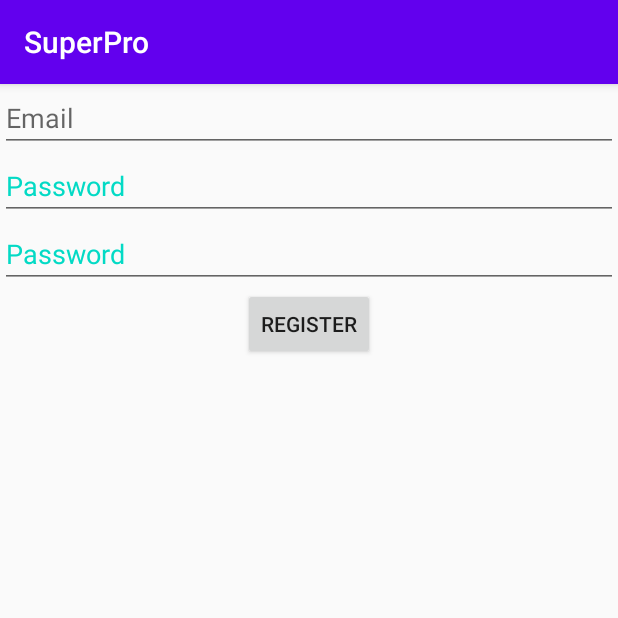
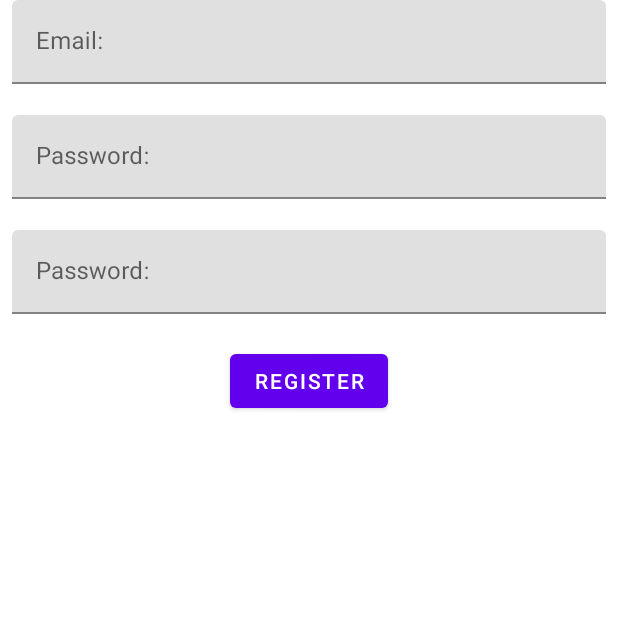
Before and after one commit to ernestkoko/SuperProApp, an Android app: the RegisterFragment screen opened through its navigation route, on a phone screen of 412 x 824 dp, the top half of it. Run offline under Robolectric (Android 15) with nearby library versions, the phone set to English and light mode, and no system bars; our stand-ins replace Firebase (no records; nobody signed in at launch, a user with empty details on screens opened directly), data binding.

Commit message:
Added Material design component

```diff
--- a/app/build.gradle
+++ b/app/build.gradle
@@ -50,5 +50,7 @@ dependencies {
     // Add the dependencies for any other Firebase products you want to use in your app
     // For example, to also use Firebase Authentication
     implementation 'com.google.firebase:firebase-auth:19.3.2'
+    // Material design
+    implementation "com.google.android.material:material:$rootProject.materialVersion"
 
 }
--- a/app/src/main/java/ernestkoko/superpro/app/login/LoginFragment.kt
+++ b/app/src/main/java/ernestkoko/superpro/app/login/LoginFragment.kt
@@ -65,6 +65,8 @@ class LoginFragment : Fragment() {
         viewModel.isCheckEmailAndPassword.observe(viewLifecycleOwner, Observer { isCheckEmailAndPassword ->
             if (isCheckEmailAndPassword){
                 Toast.makeText(requireContext(),"Check the email and password", Toast.LENGTH_LONG).show()
+                mBinding.emailLayout.error = "Check the email"
+                mBinding.passwordLayout.error ="Check password"
             }
         })
 
--- a/app/src/main/java/ernestkoko/superpro/app/screens/HomeFragment.kt
+++ b/app/src/main/java/ernestkoko/superpro/app/screens/HomeFragment.kt
@@ -1,11 +1,12 @@
 package ernestkoko.superpro.app.screens
 
-import androidx.lifecycle.ViewModelProviders
+
 import android.os.Bundle
 import androidx.fragment.app.Fragment
 import android.view.LayoutInflater
 import android.view.View
 import android.view.ViewGroup
+import androidx.lifecycle.ViewModelProvider
 import ernestkoko.superpro.app.R
 
 class HomeFragment : Fragment() {
@@ -25,7 +26,7 @@ class HomeFragment : Fragment() {
 
     override fun onActivityCreated(savedInstanceState: Bundle?) {
         super.onActivityCreated(savedInstanceState)
-        viewModel = ViewModelProviders.of(this).get(HomeViewModel::class.java)
+        viewModel = ViewModelProvider(this).get(HomeViewModel::class.java)
         // TODO: Use the ViewModel
     }
 
--- a/app/src/main/java/ernestkoko/superpro/app/screens/new_product/NewProductFragment.kt
+++ b/app/src/main/java/ernestkoko/superpro/app/screens/new_product/NewProductFragment.kt
@@ -1,11 +1,11 @@
 package ernestkoko.superpro.app.screens.new_product
 
-import androidx.lifecycle.ViewModelProviders
 import android.os.Bundle
 import androidx.fragment.app.Fragment
 import android.view.LayoutInflater
 import android.view.View
 import android.view.ViewGroup
+import androidx.lifecycle.ViewModelProvider
 import ernestkoko.superpro.app.R
 
 class NewProductFragment : Fragment() {
@@ -26,8 +26,8 @@ class NewProductFragment : Fragment() {
 
     override fun onActivityCreated(savedInstanceState: Bundle?) {
         super.onActivityCreated(savedInstanceState)
-        viewModel = ViewModelProviders.of(this).get(NewProductViewModel::class.java)
-        // TODO: Use the ViewModel
+        viewModel = ViewModelProvider(this).get(NewProductViewModel::class.java)
+
     }
 
 }
--- /dev/null
+++ b/app/src/main/res/layout/product_list_view.xml
@@ -0,0 +1,6 @@
+<?xml version="1.0" encoding="utf-8"?>
+<androidx.constraintlayout.widget.ConstraintLayout
+    xmlns:android="http://schemas.android.com/apk/res/android" android:layout_width="match_parent"
+    android:layout_height="match_parent">
+
+</androidx.constraintlayout.widget.ConstraintLayout>
--- a/app/src/main/res/layout/register_fragment.xml
+++ b/app/src/main/res/layout/register_fragment.xml
@@ -1,56 +1,94 @@
 <?xml version="1.0" encoding="utf-8"?>
 <layout xmlns:android="http://schemas.android.com/apk/res/android"
-    xmlns:tools="http://schemas.android.com/tools"
-    xmlns:app="http://schemas.android.com/apk/res-auto">
+    xmlns:app="http://schemas.android.com/apk/res-auto"
+    xmlns:tools="http://schemas.android.com/tools">
+
     <data>
+
         <variable
             name="regViewModel"
             type="ernestkoko.superpro.app.register.RegisterViewModel" />
 
     </data>
+
     <androidx.constraintlayout.widget.ConstraintLayout
         android:layout_width="match_parent"
         android:layout_height="match_parent"
         tools:context=".register.RegisterFragment">
 
-    <EditText
+        <com.google.android.material.textfield.TextInputLayout
+            android:layout_marginEnd="8dp"
+            android:layout_marginStart="8dp"
+            app:errorEnabled="true"
+            android:id="@+id/email_layout"
+            android:layout_width="match_parent"
+            android:layout_height="wrap_content"
+            app:layout_constraintEnd_toEndOf="parent"
+            app:layout_constraintStart_toStartOf="parent"
+            app:layout_constraintTop_toTopOf="parent">
+
+            <com.google.android.material.textfield.TextInputEditText
                 android:id="@+id/reg_email"
-        android:layout_width="0dp"
+                android:layout_width="match_parent"
                 android:layout_height="wrap_content"
-        app:layout_constraintTop_toTopOf="parent"
-        android:text="@={regViewModel.email}"
-        app:layout_constraintStart_toStartOf="parent"
-        app:layout_constraintEnd_toEndOf="parent"
-        android:hint="Email" />
-    <EditText
+                android:hint="Email:"
+                android:text="@={regViewModel.email}" />
+
+        </com.google.android.material.textfield.TextInputLayout>
+        <com.google.android.material.textfield.TextInputLayout
+            android:layout_marginEnd="8dp"
+            android:layout_marginStart="8dp"
+            app:errorEnabled="true"
+            android:id="@+id/password1_layout"
+            android:layout_width="match_parent"
+            android:layout_height="wrap_content"
+            app:layout_constraintEnd_toEndOf="@id/email_layout"
+            app:layout_constraintStart_toStartOf="@id/email_layout"
+            app:layout_constraintTop_toBottomOf="@id/email_layout">
+
+
+
+        <com.google.android.material.textfield.TextInputEditText
             android:id="@+id/reg_password1"
-        android:layout_width="0dp"
+            android:layout_width="match_parent"
+            android:layout_height="wrap_content"
+            android:hint="Password:"
             android:text="@={regViewModel.password1}"
             android:textColorHint="@color/colorAccent"
+             />
+        </com.google.android.material.textfield.TextInputLayout>
+        <com.google.android.material.textfield.TextInputLayout
+            app:errorEnabled="true"
+            android:layout_marginEnd="8dp"
+            android:layout_marginStart="8dp"
+            android:id="@+id/password2_layout"
+            android:layout_width="match_parent"
             android:layout_height="wrap_content"
-        app:layout_constraintTop_toBottomOf="@id/reg_email"
-        app:layout_constraintStart_toStartOf="@id/reg_email"
-        app:layout_constraintEnd_toEndOf="@id/reg_email"
-        android:hint="Password" />
-    <EditText
+            app:layout_constraintEnd_toEndOf="@id/password1_layout"
+            app:layout_constraintStart_toStartOf="@id/password1_layout"
+            app:layout_constraintTop_toBottomOf="@id/password1_layout">
+
+
+
+        <com.google.android.material.textfield.TextInputEditText
             android:id="@+id/reg_password2"
-        android:layout_width="0dp"
+            android:layout_width="match_parent"
+            android:layout_height="wrap_content"
+            android:hint="Password:"
             android:text="@={regViewModel.password2}"
             android:textColorHint="@color/colorAccent"
-        android:layout_height="wrap_content"
-        app:layout_constraintTop_toBottomOf="@id/reg_password1"
-        app:layout_constraintStart_toStartOf="@id/reg_password1"
-        app:layout_constraintEnd_toEndOf="@id/reg_password1"
-        android:hint="Password" />
+             />
+        </com.google.android.material.textfield.TextInputLayout>
+
         <Button
             android:id="@+id/reg_button"
-        app:layout_constraintTop_toBottomOf="@id/reg_password2"
             android:layout_width="wrap_content"
             android:layout_height="wrap_content"
             android:onClick="@{() -> regViewModel.registerUser()}"
-        app:layout_constraintStart_toStartOf="@id/reg_password2"
-        app:layout_constraintEnd_toEndOf="@id/reg_password2"
-        android:text="Register"/>
+            android:text="Register"
+            app:layout_constraintEnd_toEndOf="@id/password2_layout"
+            app:layout_constraintStart_toStartOf="@id/password2_layout"
+            app:layout_constraintTop_toBottomOf="@id/password2_layout" />
 
     </androidx.constraintlayout.widget.ConstraintLayout>
 </layout>
--- a/app/src/main/res/values/styles.xml
+++ b/app/src/main/res/values/styles.xml
@@ -1,10 +1,12 @@
 <resources>
     <!-- Base application theme. -->
-    <style name="AppTheme" parent="Theme.AppCompat.Light.DarkActionBar">
+    <style name="AppTheme" parent="Theme.MaterialComponents.Light.DarkActionBar">
         <!-- Customize your theme here. -->
         <item name="colorPrimary">@color/colorPrimary</item>
         <item name="colorPrimaryDark">@color/colorPrimaryDark</item>
         <item name="colorAccent">@color/colorAccent</item>
+        <item name="windowNoTitle">true</item>
+        <item name="windowActionBar">false</item>
     </style>
 
 </resources>
--- a/build.gradle
+++ b/build.gradle
@@ -25,3 +25,7 @@ allprojects {
 task clean(type: Delete) {
     delete rootProject.buildDir
 }
+ext {
+    materialVersion = '1.1.0'
+
+}
```
Also changed, not shown: app/src/main/res/drawable-anydpi/ic_add_product.xml (added, +11 -0 lines), app/src/main/res/layout/drawer_header.xml (added, +22 -0 lines), app/src/main/res/layout/home_fragment.xml (+65 -6 lines), app/src/main/res/layout/login_fragment.xml (+50 -21 lines), app/src/main/res/menu/main_options_menu.xml (added, +10 -0 lines), app/src/main/res/menu/nav_menu.xml (added, +22 -0 lines), app/src/main/res/drawable-hdpi/ic_add_product.png (added), app/src/main/res/drawable-mdpi/ic_add_product.png (added), app/src/main/res/drawable-xhdpi/ic_add_product.png (added), app/src/main/res/drawable-xxhdpi/ic_add_product.png (added). Lines whose indentation alone changed are shown as unchanged.
